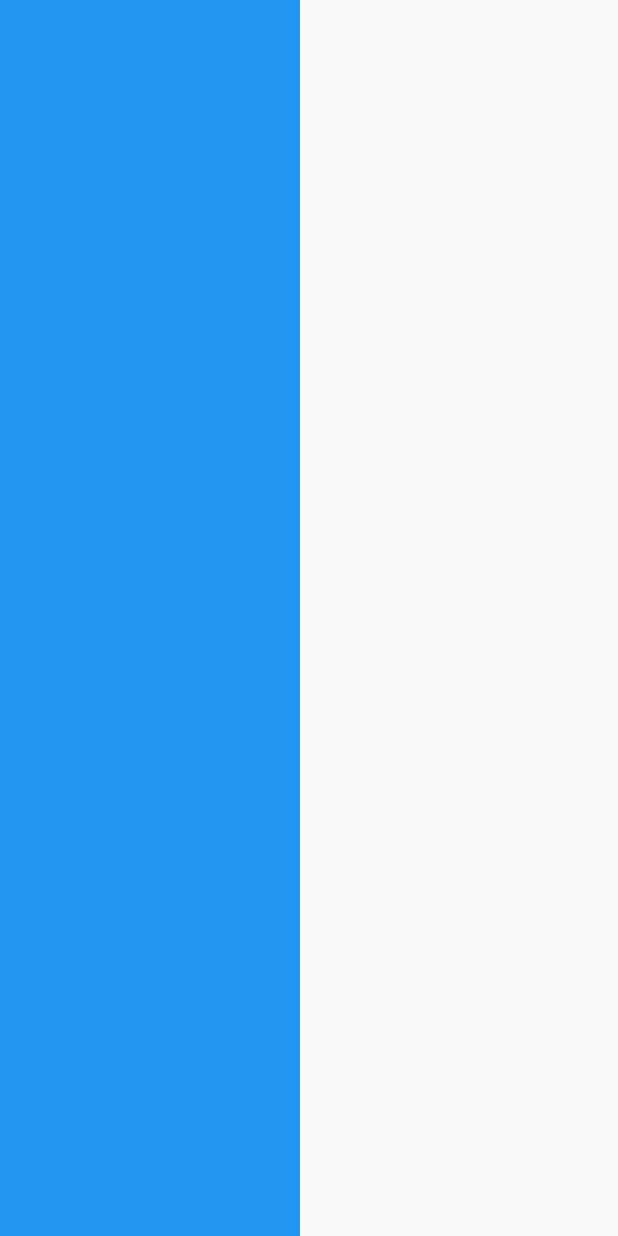
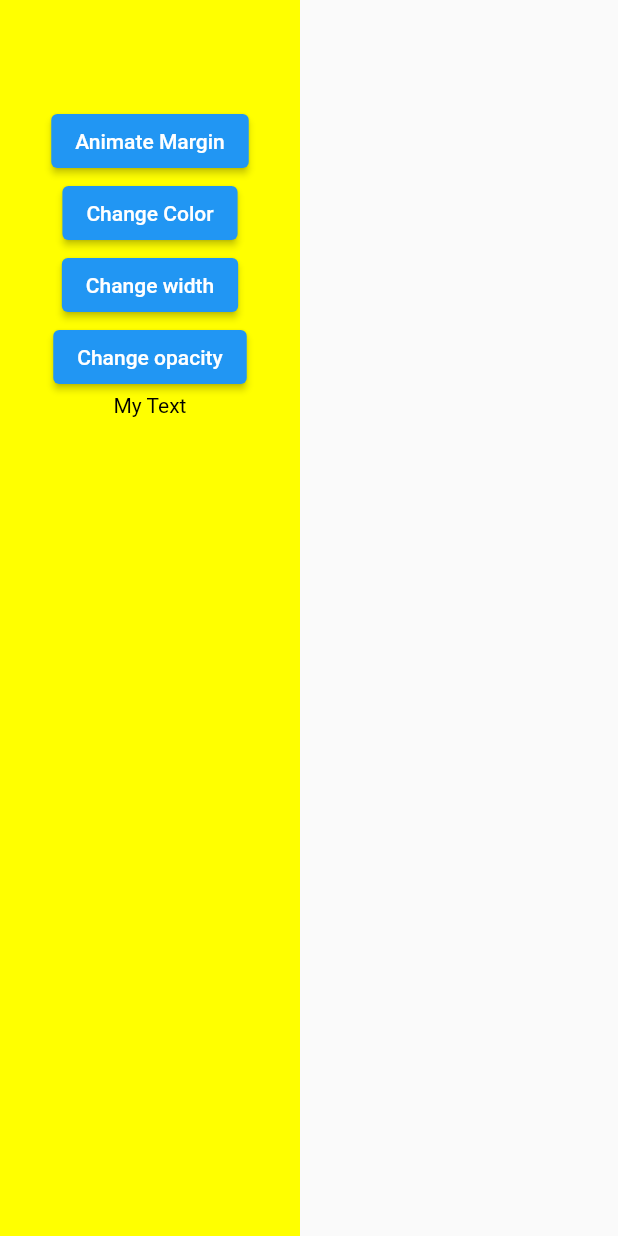
Before and after one commit to Mahima-Sanketh-Git/Flutter-Animation, a Flutter app: the screen it shows after launch, on a phone screen of 412 x 824 dp. Run offline on Flutter 3.47's test engine with Material 2 defaults, Android fonts, the phone set to English and light mode, and no system bars.

Commit message:
First Lesson

```diff
--- a/lib/animation.dart
+++ b/lib/animation.dart
@@ -1,5 +1,6 @@
 import 'package:flutter/material.dart';
 
+//! make the statefull widgets
 class Home extends StatefulWidget {
   const Home({super.key});
 
@@ -7,23 +8,80 @@ class Home extends StatefulWidget {
   State<Home> createState() => _HomeState();
 }
 
+//* Variables
 double margin = 0;
+double width = 200;
+Color mycolor = Colors.yellowAccent;
+bool _istrue = false;
+
+double opacity = 1; //! remeber you can't assigen more than 1 for opacity value
 
 class _HomeState extends State<Home> {
   @override
   Widget build(BuildContext context) {
     return Scaffold(
-      body: GestureDetector(
-        onTap: () {
-          setState(() {
-            margin = 100;
-          });
-        },
-        child: AnimatedContainer(
-          duration: const Duration(seconds: 2),
-          color: Colors.blue,
-          width: 200,
-          margin: EdgeInsets.all(margin),
+      body: AnimatedContainer(
+        duration: const Duration(seconds: 1),
+        color: mycolor,
+        width: width,
+        margin: EdgeInsets.all(margin),
+
+        //* Button Section
+        child: Padding(
+          padding: const EdgeInsets.symmetric(vertical: 70),
+          child: Column(
+            children: [
+              ElevatedButton(
+                onPressed: () {
+                  setState(() {
+                    //! please practice(_istrue = !_istrue )..... =! operator . it is very usefull.
+                    _istrue = !_istrue;
+                    if (_istrue == true) {
+                      margin = 80;
+                    } else {
+                      margin = 0;
+                      width = 200;
+                    }
+                  });
+                },
+                child: const Text("Animate Margin"),
+              ),
+              ElevatedButton(
+                onPressed: () {
+                  setState(() {
+                    mycolor = Colors.blueAccent;
+                  });
+                },
+                child: const Text("Change Color"),
+              ),
+              ElevatedButton(
+                onPressed: () {
+                  setState(() {
+                    width = 400;
+                  });
+                },
+                child: const Text("Change width"),
+              ),
+              ElevatedButton(
+                onPressed: () {
+                  setState(() {
+                    opacity = 0;
+                  });
+                },
+                child: const Text("Change opacity"),
+              ),
+              AnimatedOpacity(
+                opacity: opacity,
+                duration: const Duration(seconds: 1),
+                child: const Text(
+                  "My Text",
+                  style: TextStyle(
+                    color: Colors.black,
+                  ),
+                ),
+              )
+            ],
+          ),
         ),
       ),
     );
```
Also changed, not shown: pubspec.lock.
